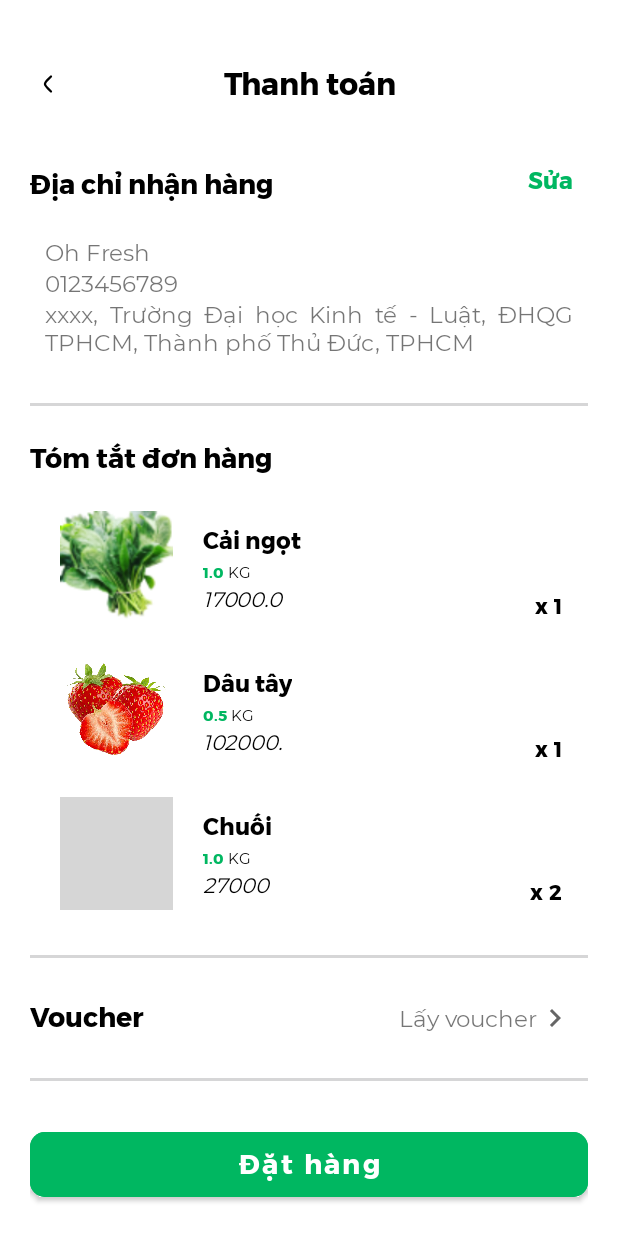
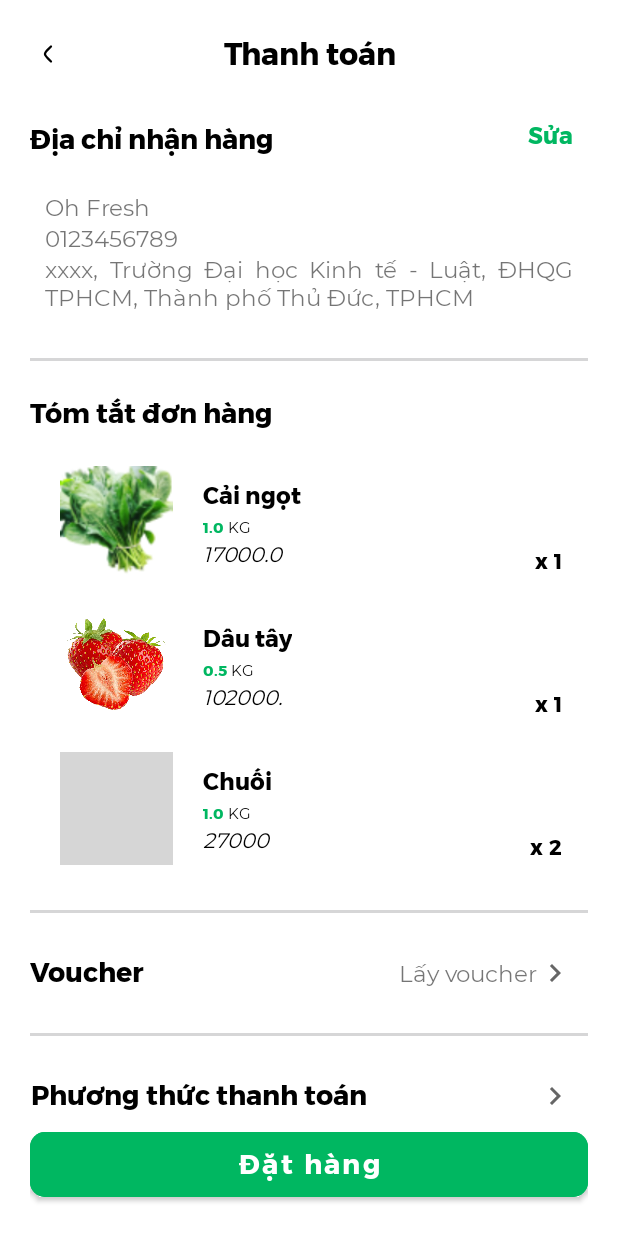
Before and after one commit to truongtam10/OhFreshApp, an Android app: the Checkout screen opened directly, with no data from a screen before it, on a phone screen of 412 x 824 dp. Run offline under Robolectric (Android 15) with nearby library versions, the phone set to English and light mode, and no system bars; grey boxes are pictures that could not be loaded.

Commit message:
Update layout

```diff
--- a/app/src/main/res/layout/activity_checkout.xml
+++ b/app/src/main/res/layout/activity_checkout.xml
@@ -13,7 +13,6 @@
         android:id="@+id/frmCheckout"
         android:layout_width="match_parent"
         android:layout_height="wrap_content"
-        android:layout_marginTop="20dp"
         android:paddingBottom="10dp"
         app:layout_constraintLeft_toLeftOf="parent"
         app:layout_constraintRight_toRightOf="parent"
@@ -42,7 +41,7 @@
         android:id="@+id/scrollView"
         android:layout_width="match_parent"
         android:layout_height="0dp"
-        android:layout_marginTop="15dp"
+        android:layout_marginTop="5dp"
         android:scrollbars="none"
         app:layout_constraintBottom_toTopOf="@id/btnCheckOut"
         app:layout_constraintEnd_toStartOf="@id/btnCheckOut"
```
